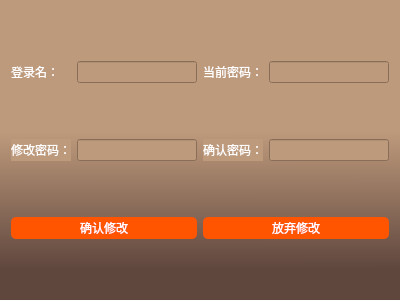
First picture: the form in Deca/login/modify_password.ui, repository summerfll/wms, before the edit.
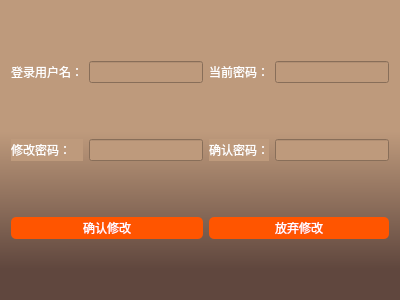
Second picture: the form after the edit. Icons and pictures are not drawn.

```diff
--- a/Deca/login/modify_password.ui
+++ b/Deca/login/modify_password.ui
@@ -65,7 +65,7 @@
 background-color:rgb(190, 154, 124, 255);</string>
      </property>
      <property name="text">
-      <string>登录名：</string>
+      <string>登录用户名：</string>
      </property>
     </widget>
    </item>
```
